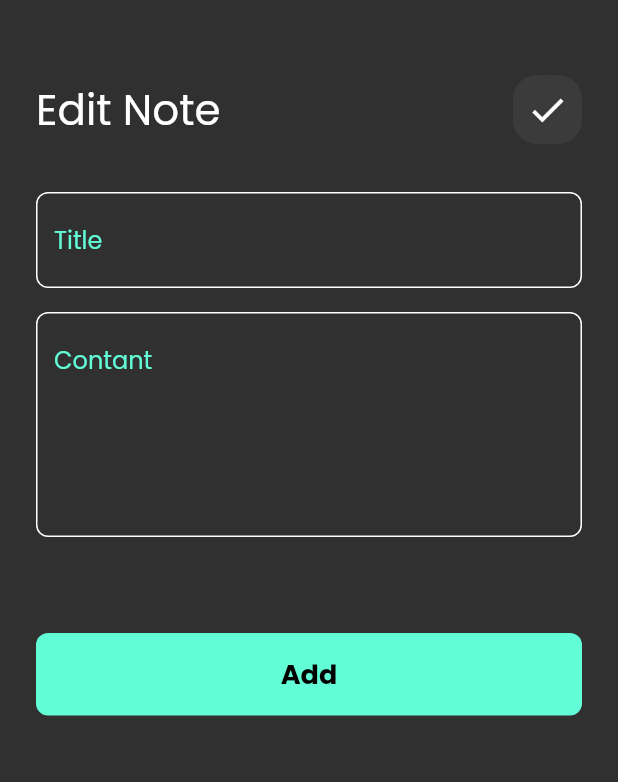
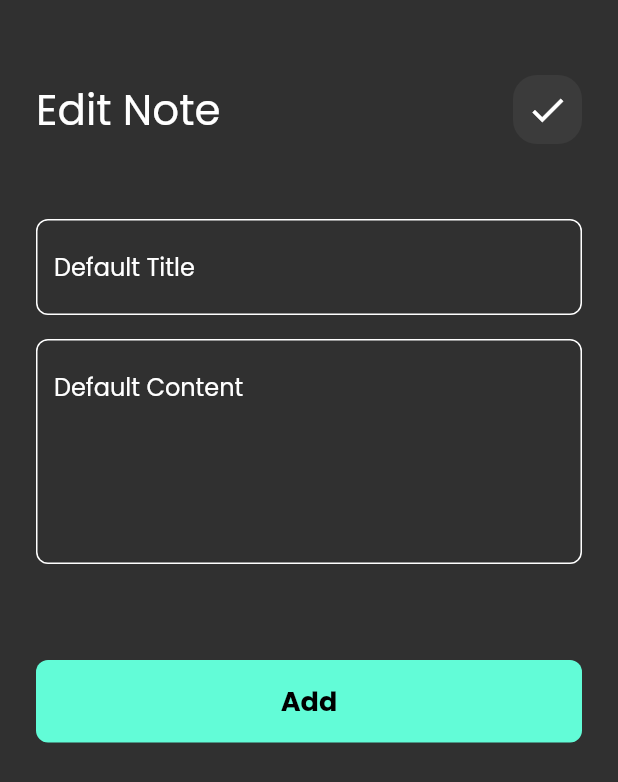
Before and after one commit to Asnais-gh/nore_app, a Flutter app: the EditNoteView screen opened by its route, on a phone screen of 412 x 824 dp. Shown: the top 782 px of the screen. Run offline on Flutter 3.47's test engine with Material 3 defaults, Android fonts, the phone set to English and light mode, and no system bars; our stand-ins replace font_awesome_flutter, google_fonts.

Commit message:
edit note view ui

```diff
--- a/lib/views/edit_note_view.dart
+++ b/lib/views/edit_note_view.dart
@@ -6,7 +6,7 @@ class EditNoteView extends StatelessWidget {
   static String id = 'EditNoteView';
   @override
   Widget build(BuildContext context) {
-    return const Scaffold(
+    return  Scaffold(
       body: EditNoteViewBody(),
     );
   }
--- a/lib/widgets/custom_textfield.dart
+++ b/lib/widgets/custom_textfield.dart
@@ -5,16 +5,18 @@ import 'package:note_app/const.dart';
 class CustomTextField extends StatelessWidget {
   const CustomTextField({
     super.key,
-    required this.hinttext,
+     this.hinttext,
     this.onChanged,
-    this.maxLines,
+    this.maxLines, this.controller,
   });
-  final String hinttext;
+  final String? hinttext;
   final int? maxLines;
   final Function(String)? onChanged;
+   final TextEditingController? controller;  // Accepts a controller
   @override
   Widget build(BuildContext context) {
     return TextField(
+      controller: controller,  // Set the controller
       cursorColor: KBottomShetColor,
       maxLines: maxLines,
       onChanged: onChanged,
--- a/lib/widgets/edit_note_view_body.dart
+++ b/lib/widgets/edit_note_view_body.dart
@@ -5,34 +5,43 @@ import 'package:note_app/widgets/custom_butten.dart';
 import 'package:note_app/widgets/custom_textfield.dart';
 
 class EditNoteViewBody extends StatelessWidget {
-  const EditNoteViewBody({super.key});
+  EditNoteViewBody({super.key});
+
+
+
 
   @override
   Widget build(BuildContext context) {
-    return const Padding(
-      padding: EdgeInsets.symmetric(horizontal: 24),
+
+    return Padding(
+      padding: const EdgeInsets.symmetric(horizontal: 24),
       child: Column(
         children: [
-           SizedBox(height: 50),
-           CustomAppBar(title: 'Edit Note',icon: Icons.check,),
-           SizedBox(height: 32),
+          const SizedBox(height: 50),
+          const CustomAppBar(
+            title: 'Edit Note',
+            icon: Icons.check,
+          ),
+          const SizedBox(height: 50),
           CustomTextField(
             hinttext: 'Title',
+            controller:  TextEditingController(text: "Default Title")
           ),
-           SizedBox(height: 16),
-          CustomTextField(
+          const SizedBox(height: 16),
+           CustomTextField(
             hinttext: 'Contant',
+            controller:  TextEditingController(text: "Default Content"),
             maxLines: 5,
           ),
-           SizedBox(height: 64),
-           CustomButton(
+          const SizedBox(height: 64),
+          const CustomButton(
             buttenText: 'Add',
             backGroundColor: KBottomShetColor,
             textcolor: Colors.black,
             fontSize: 18,
             fontWeight: FontWeight.bold,
           ),
-           SizedBox(height: 16),
+          const SizedBox(height: 16),
         ],
       ),
     );
```
